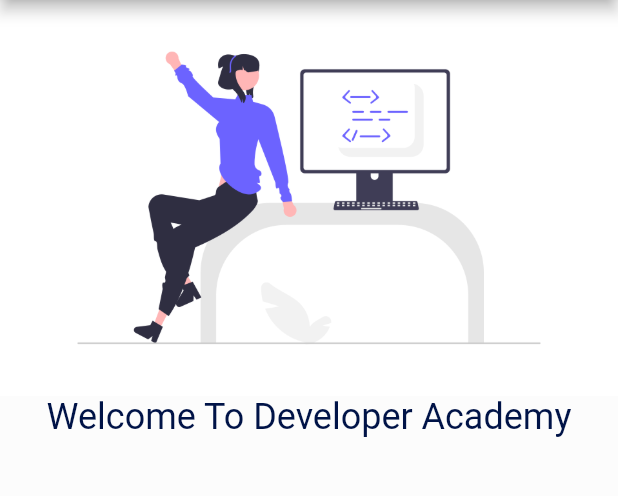
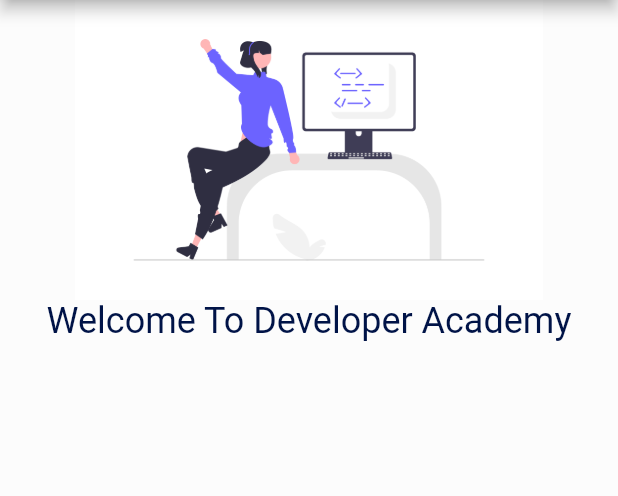
Before and after one commit to Subhradeep10/DevAcademy, a Flutter app: the screen it shows after launch, on a phone screen of 412 x 824 dp, the part 84-580 px from its top. Run offline on Flutter 3.47's test engine with Material 2 defaults, Android fonts, the phone set to English and light mode, and no system bars.

Commit message:
Landing page is started

```diff
--- a/lib/Screens/home_page.dart
+++ b/lib/Screens/home_page.dart
@@ -15,12 +15,17 @@ class HomePage extends StatelessWidget {
       ),
       body: Column(
         children: const [
-          Image(image: AssetImage('assets/images/Proud_Coder_image.png')),
-          Text(
-            'Welcome To Developer Academy',
-            style: TextStyle(
-              fontSize: 24,
-              color: Color.fromARGB(255, 0, 19, 71),
+          Image(
+            image: AssetImage('assets/images/Proud_Coder_image.png'),
+            height: 200,
+          ),
+          Center(
+            child: Text(
+              'Welcome To Developer Academy',
+              style: TextStyle(
+                fontSize: 24,
+                color: Color.fromARGB(255, 0, 19, 71),
+              ),
             ),
           ),
         ],
--- a/pubspec.yaml
+++ b/pubspec.yaml
@@ -33,6 +33,7 @@ dependencies:
   # The following adds the Cupertino Icons font to your application.
   # Use with the CupertinoIcons class for iOS style icons.
   cupertino_icons: ^1.0.2
+  flutter_launcher_icons: ^0.9.2
 
 dev_dependencies:
   flutter_test:
```
Also changed, not shown: assets/images/launcher_icon.png (added), pubspec.lock, 7 other files.
